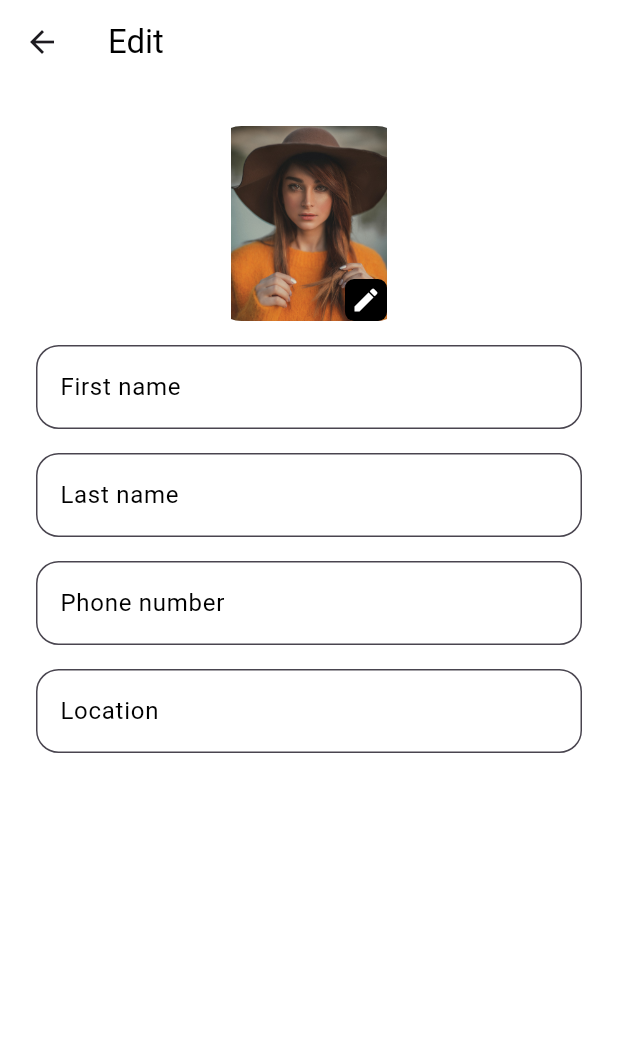
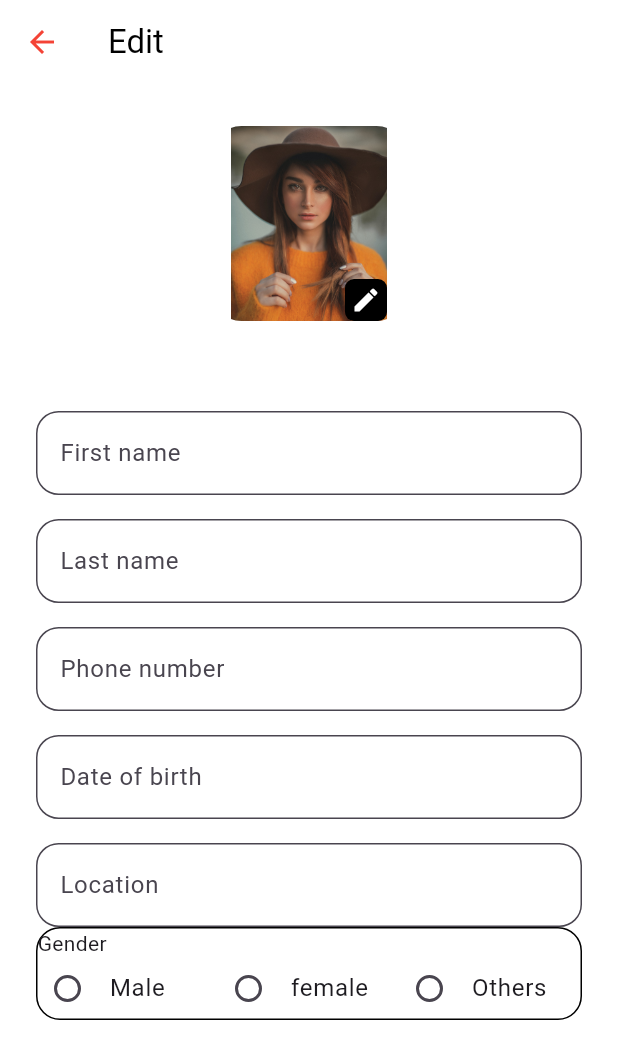
Before and after one commit to Kalyanisunil/my_flutter_app, a Flutter app: the EditProfile screen opened by its route, on a phone screen of 412 x 824 dp. Shown: the top 1059 px of the screen. Run offline on Flutter 3.47's test engine with Material 3 defaults, Android fonts, the phone set to English and light mode, and no system bars; our stand-ins replace flutter_svg; Roboto replaces fonts that are missing (EBGaramond).

Commit message:
modidied edit profile -2

```diff
--- a/lib/components/appbar.dart
+++ b/lib/components/appbar.dart
@@ -11,7 +11,8 @@ class Toolbar extends StatelessWidget implements PreferredSizeWidget {
   @override
   Widget build(BuildContext context) {
     return AppBar(
-      backgroundColor: AppColors.white,
+      backgroundColor: Colors.white,
+      iconTheme: IconThemeData(color: Colors.red),
       title: Text(
         title,
         style: TextStyle(
--- a/lib/components/text_field.dart
+++ b/lib/components/text_field.dart
@@ -10,6 +10,7 @@ class AppTextField extends StatelessWidget {
     return TextField(
       decoration: InputDecoration(
         hintText: hint,
+        label: Text(hint),
         hintStyle: TextStyle(color: AppColors.black),
         fillColor: Color.fromARGB(114, 255, 255, 255),
         filled: true,
--- a/lib/config/app_strings.dart
+++ b/lib/config/app_strings.dart
@@ -1,5 +1,5 @@
 class AppStrings {
   static const appName = "FlutterBasics";
   // ignore: constant_identifier_names
-  static const Hellowelcome = "Hello,Welcome Back!";
+  static const Hellowelcome = "Welcome Back!";
 }
--- a/lib/main.dart
+++ b/lib/main.dart
@@ -11,7 +11,7 @@ class MyApp extends StatelessWidget {
   Widget build(BuildContext context) {
     return MaterialApp(
       theme: ThemeData(
-          scaffoldBackgroundColor: AppColors.white, fontFamily: 'EBGaramond'),
+          scaffoldBackgroundColor: Colors.white, fontFamily: 'EBGaramond'),
       initialRoute: AppRoute.login,
       routes: AppRoute.pages,
       debugShowCheckedModeBanner: false,
--- a/lib/pages/ediit_profile.dart
+++ b/lib/pages/ediit_profile.dart
@@ -1,19 +1,30 @@
-import 'package:flutter/cupertino.dart';
+// import 'package:flutter/cupertino.dart';
 import 'package:flutter/material.dart';
-import 'package:flutter/widgets.dart';
 // import 'package:flutter/widgets.dart';
 import 'package:namer_app/components/appbar.dart';
 import 'package:namer_app/components/avatar.dart';
 import 'package:namer_app/components/text_field.dart';
+import 'package:namer_app/styles/appcolor.dart';
 
-class EditProfile extends StatelessWidget {
-  const EditProfile({super.key});
+enum Gender { none, male, female, other }
+
+// ignore: must_be_immutable
+class EditProfile extends StatefulWidget {
+  EditProfile({super.key});
+
+  @override
+  State<EditProfile> createState() => _EditProfileState();
+}
+
+class _EditProfileState extends State<EditProfile> {
+  var gender = Gender.none;
 
   @override
   Widget build(BuildContext context) {
     return Scaffold(
       appBar: Toolbar(title: 'Edit'),
-      body: Padding(
+      body: SingleChildScrollView(
+        child: Padding(
           padding: EdgeInsets.all(24.0),
           child: Column(
             children: [
@@ -36,7 +47,7 @@ class EditProfile extends StatelessWidget {
                         ))),
               ]),
               SizedBox(
-              height: 16,
+                height: 60,
               ),
               AppTextField(hint: "First name"),
               SizedBox(
@@ -50,8 +61,80 @@ class EditProfile extends StatelessWidget {
               SizedBox(
                 height: 16,
               ),
+              AppTextField(hint: "Date of birth  "),
+              SizedBox(
+                height: 16,
+              ),
               AppTextField(hint: "Location"),
+              Container(
+                decoration: BoxDecoration(
+                    color: AppColors.white,
+                    border: Border.all(color: AppColors.black),
+                    borderRadius: BorderRadius.all(Radius.circular(16))),
+                child: Column(
+                  crossAxisAlignment: CrossAxisAlignment.start,
+                  children: [
+                    Text("Gender"),
+                    Row(
+                      children: [
+                        Expanded(
+                          child: RadioListTile(
+                              visualDensity: VisualDensity(
+                                  horizontal: VisualDensity.minimumDensity,
+                                  vertical: VisualDensity.minimumDensity),
+                              title: Text("Male"),
+                              contentPadding: EdgeInsets.zero,
+                              value: Gender.male,
+                              groupValue: gender,
+                              onChanged: (value) {
+                                setState(() {
+                                  gender = Gender.male;
+                                });
+                              }),
+                        ),
+                        Expanded(
+                          child: RadioListTile(
+                            visualDensity: VisualDensity(
+                                horizontal: VisualDensity.minimumDensity,
+                                vertical: VisualDensity.minimumDensity),
+                            title: Text("female"),
+                            contentPadding: EdgeInsets.zero,
+                            value: Gender.female,
+                            groupValue: gender,
+                            onChanged: (value) {
+                              setState(
+                                () {
+                                  gender = Gender.female;
+                                },
+                              );
+                            },
+                          ),
+                        ),
+                        Expanded(
+                          child: RadioListTile(
+                            visualDensity: VisualDensity(
+                                horizontal: VisualDensity.minimumDensity,
+                                vertical: VisualDensity.minimumDensity),
+                            title: Text("Others"),
+                            contentPadding: EdgeInsets.zero,
+                            value: Gender.other,
+                            groupValue: gender,
+                            onChanged: (value) {
+                              setState(
+                                () {
+                                  gender = Gender.other;
+                                },
+                              );
+                            },
+                          ),
+                        ),
                       ],
+                    ),
+                  ],
+                ),
+              ),
+            ],
+          ),
         ),
       ),
     );
--- a/lib/pages/home_page.dart
+++ b/lib/pages/home_page.dart
@@ -3,8 +3,9 @@ import 'package:namer_app/components/appbar.dart';
 import 'package:namer_app/components/postitem.dart';
 // import 'package:namer_app/styles/appcolor.dart';
 
+// ignore: must_be_immutable
 class HomePage extends StatelessWidget {
-  HomePage({Key? key}) : super(key: key);
+  HomePage({super.key});
 
   List<String> users = [];
 
--- a/lib/pages/main_page.dart
+++ b/lib/pages/main_page.dart
@@ -51,7 +51,7 @@ class _Main_pageState extends State<Main_page> {
           },
           showSelectedLabels: false,
           showUnselectedLabels: false,
-          backgroundColor: AppColors.primary,
+          backgroundColor: Colors.amber,
         ),
       ),
     );
--- a/lib/pages/profile_page.dart
+++ b/lib/pages/profile_page.dart
@@ -1,9 +1,11 @@
+// ignore_for_file: sort_child_properties_last
+
 import 'package:flutter/material.dart';
-import 'package:flutter/widgets.dart';
+
 import 'package:namer_app/components/appbar.dart';
 import 'package:namer_app/components/avatar.dart';
 import 'package:namer_app/config/app_route.dart';
-// import 'package:namer_app/pages/login_page.dart';
+
 import 'package:namer_app/styles/appcolor.dart';
 
 enum ProfileMenu { edit, logout }
```
Lines whose indentation alone changed are shown as unchanged.
